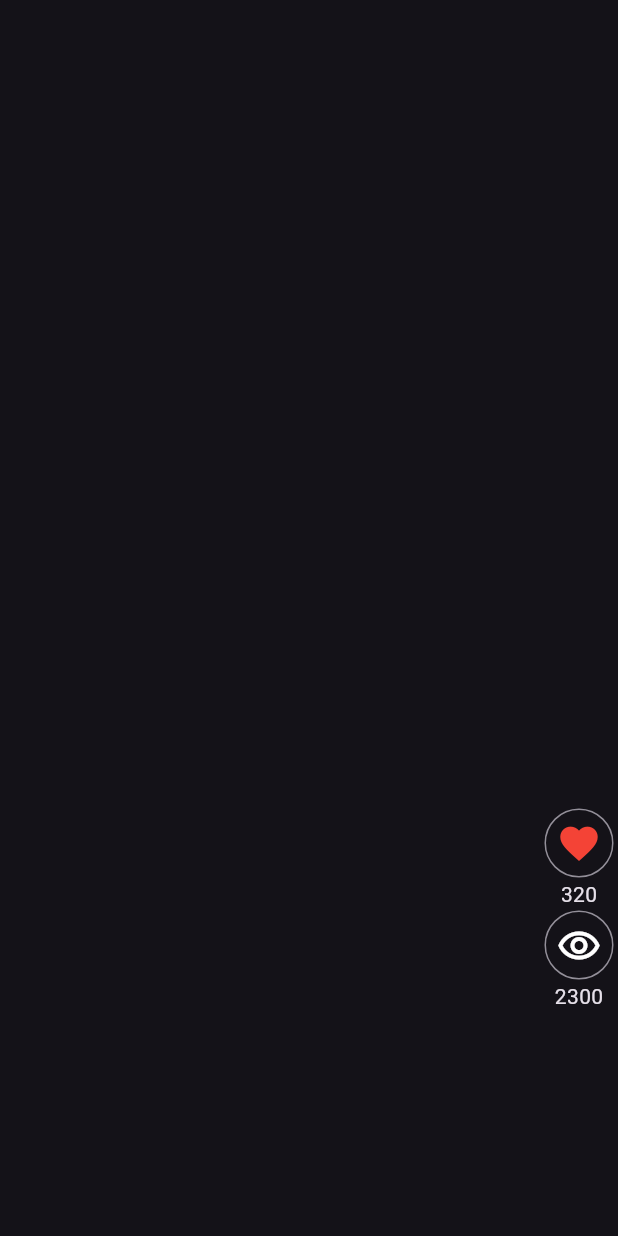
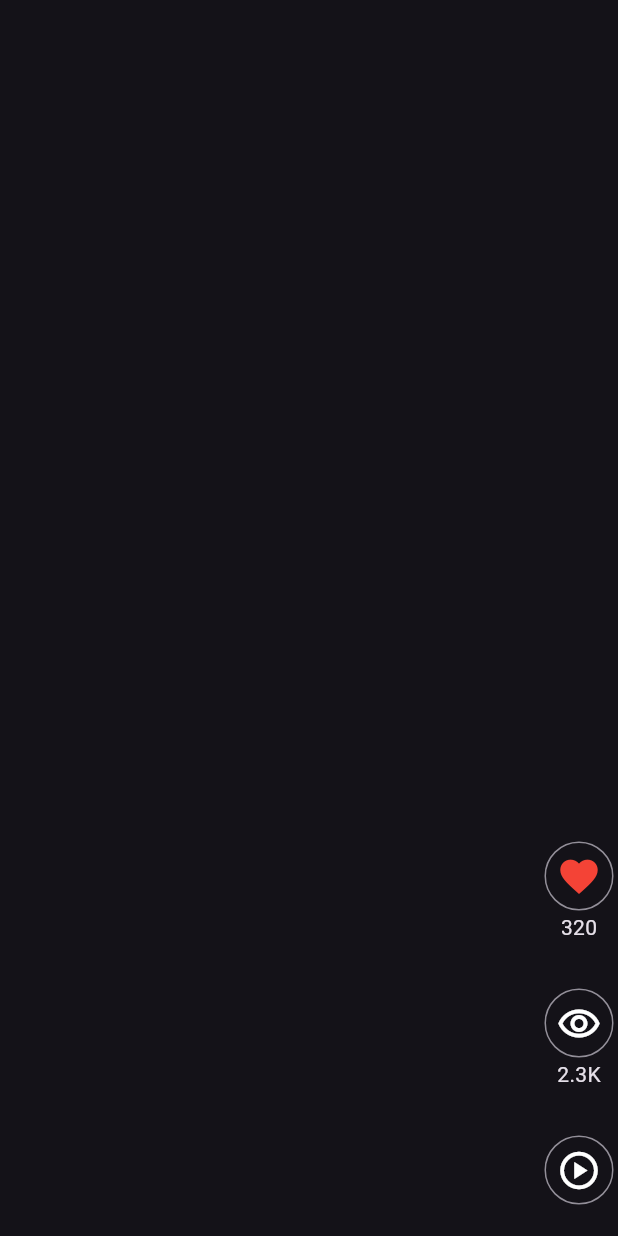
Before and after one commit to criticalRobin/toktik_flutter_videos_app, a Flutter app: the screen it shows after launch, swiped to page 4, on a phone screen of 412 x 824 dp. Run offline on Flutter 3.47's test engine with Material 3 defaults, Android fonts, the phone set to English and light mode, and no system bars.

Commit message:
Implemented human readable numbers for likes and views using intl package

```diff
--- /dev/null
+++ b/lib/config/helpers/human_formats.dart
@@ -0,0 +1,11 @@
+import 'package:intl/intl.dart';
+
+class HumanFormats {
+  static String humanReadableNumber(double number) {
+    final formatterNumber =
+        NumberFormat.compactCurrency(decimalDigits: 0, symbol: '')
+            .format(number);
+
+    return formatterNumber;
+  }
+}
--- a/lib/widgets/shared/video_player/video_buttons.dart
+++ b/lib/widgets/shared/video_player/video_buttons.dart
@@ -1,4 +1,5 @@
 import 'package:flutter/material.dart';
+import 'package:toktik/config/helpers/human_formats.dart';
 import 'package:toktik/domain/entities/video_post.dart';
 
 class VideoButtons extends StatelessWidget {
@@ -14,9 +15,19 @@ class VideoButtons extends StatelessWidget {
             value: video.likes,
             iconData: Icons.favorite,
             iconColor: Colors.red),
+        const SizedBox(
+          height: 30,
+        ),
         _CustomIconButton(
           value: video.views,
           iconData: Icons.remove_red_eye_outlined,
+        ),
+        const SizedBox(
+          height: 30,
+        ),
+        const _CustomIconButton(
+          value: 0,
+          iconData: Icons.play_circle_outlined,
         )
       ],
     );
@@ -43,7 +54,7 @@ class _CustomIconButton extends StatelessWidget {
               color: color,
               size: 30,
             )),
-        Text("$value")
+        if (value > 0) Text(HumanFormats.humanReadableNumber(value.toDouble()))
       ],
     );
   }
--- a/lib/widgets/shared/video_scrollable_view.dart
+++ b/lib/widgets/shared/video_scrollable_view.dart
@@ -18,7 +18,7 @@ class VideoScrollableView extends StatelessWidget {
         return Stack(
           children: [
             Positioned(
-                bottom: 150, right: 2, child: VideoButtons(video: videoPost)),
+                bottom: 20, right: 2, child: VideoButtons(video: videoPost)),
           ],
         );
       },
```
Also changed, not shown: pubspec.yaml (+1 -6 lines), pubspec.lock.
